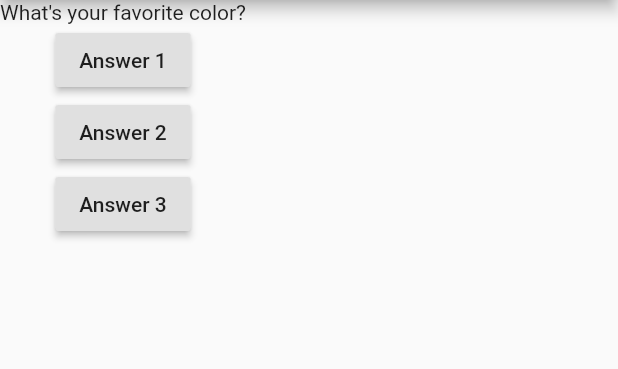
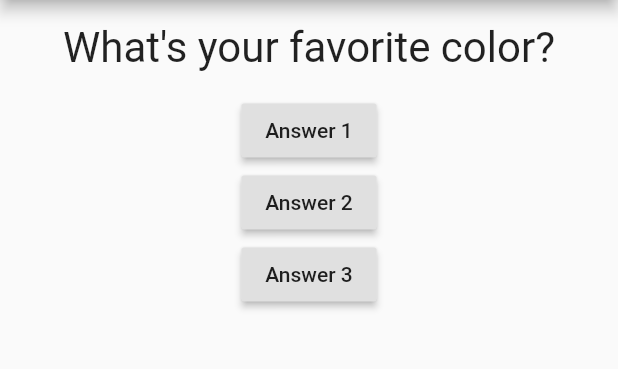
Before and after one commit to GianMor/quiz_app_flutter, a Flutter app: the screen it shows after launch, on a phone screen of 412 x 824 dp, the part 84-453 px from its top. Run offline on Flutter 3.47's test engine with Material 2 defaults, Android fonts, the phone set to English and light mode, and no system bars.

Commit message:
custom widget question add

```diff
--- a/lib/main.dart
+++ b/lib/main.dart
@@ -1,4 +1,5 @@
 import 'package:flutter/material.dart';
+import 'package:quiz_app/question.dart';
 
 void main() => runApp(MyApp());
 
@@ -29,7 +30,7 @@ class _MyAppState extends State<MyApp> {
         ),
         body: Column(
           children: <Widget>[
-            Text(question[_questionIndex]),
+            Question(question[_questionIndex]),
             RaisedButton(child: Text("Answer 1"), onPressed: _answerQuestion),
             RaisedButton(child: Text("Answer 2"), onPressed: _answerQuestion),
             RaisedButton(child: Text("Answer 3"), onPressed: _answerQuestion),
--- /dev/null
+++ b/lib/question.dart
@@ -0,0 +1,19 @@
+import 'package:flutter/material.dart';
+
+class Question extends StatelessWidget {
+  String questionText;
+
+  Question(this.questionText);
+
+  @override
+  Widget build(BuildContext context) {
+    return Container(
+      margin: EdgeInsets.all(15.0),
+      width: double.infinity,
+        child: Text(
+      questionText,
+      style: TextStyle(fontSize: 28),
+      textAlign: TextAlign.center,
+    ));
+  }
+}
```
